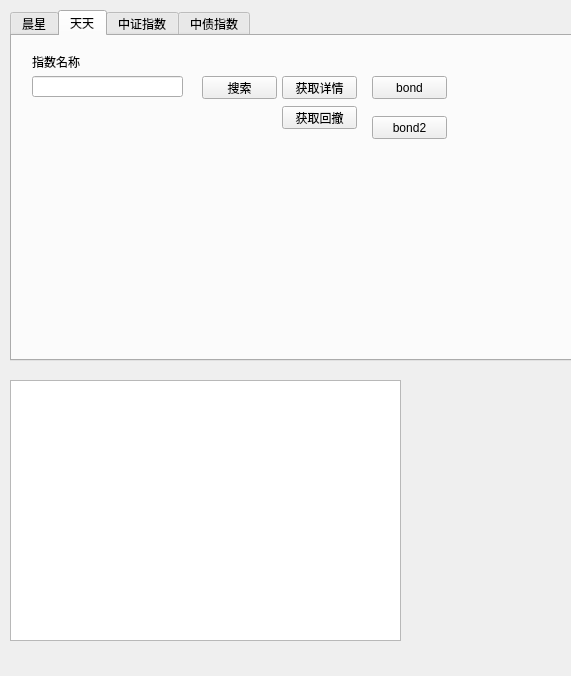
Qt form mainwindow/mainwindow.ui (forevermemory/fund) before a commit.
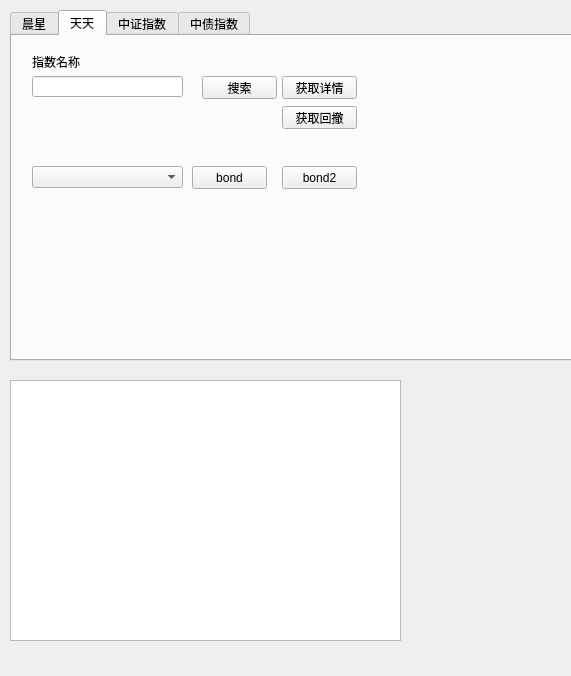
The same form after that commit.

```diff
--- a/mainwindow/mainwindow.ui
+++ b/mainwindow/mainwindow.ui
@@ -110,8 +110,8 @@
      <widget class="QPushButton" name="m_tt_btn_search_bond">
       <property name="geometry">
        <rect>
-        <x>360</x>
-        <y>40</y>
+        <x>180</x>
+        <y>130</y>
         <width>75</width>
         <height>23</height>
        </rect>
@@ -123,8 +123,8 @@
      <widget class="QPushButton" name="m_tt_btn_search_bond2">
       <property name="geometry">
        <rect>
-        <x>360</x>
-        <y>80</y>
+        <x>270</x>
+        <y>130</y>
         <width>75</width>
         <height>23</height>
        </rect>
@@ -133,6 +133,16 @@
        <string>bond2</string>
       </property>
      </widget>
+     <widget class="QComboBox" name="comboBox">
+      <property name="geometry">
+       <rect>
+        <x>20</x>
+        <y>130</y>
+        <width>151</width>
+        <height>22</height>
+       </rect>
+      </property>
+     </widget>
     </widget>
     <widget class="QWidget" name="m_zhongzheng">
      <attribute name="title">
```
Left out of the diff: 2 changed lines with no effect on the pictures.
